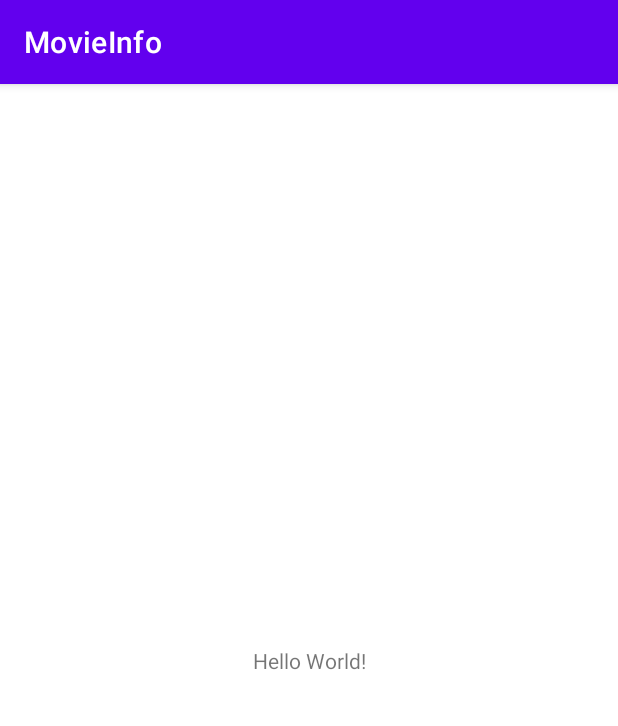
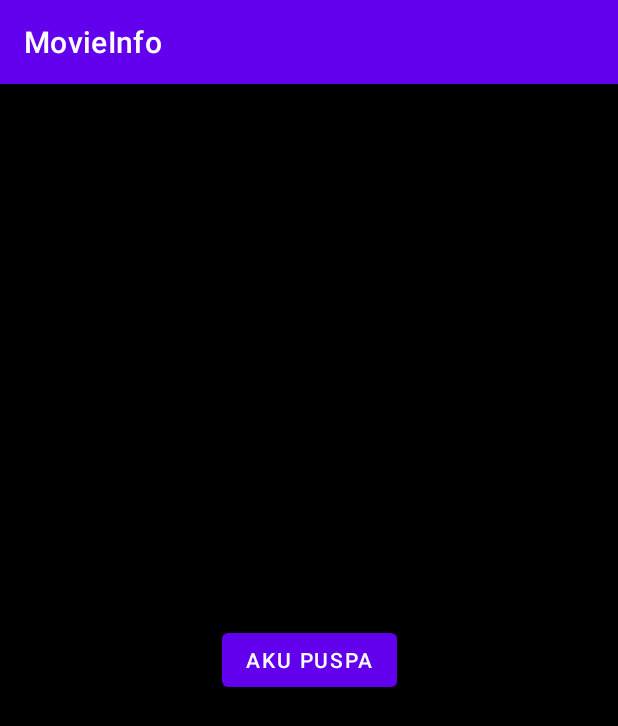
Before and after one commit to psparum/movie-info, an Android app: the screen it shows after launch (MainActivity), on a phone screen of 412 x 824 dp. Shown: the top 726 px of the screen. Run offline under Robolectric (Android 15) with nearby library versions, the phone set to English and light mode, and no system bars.

Commit message:
update background

```diff
--- a/app/src/main/res/layout/activity_main.xml
+++ b/app/src/main/res/layout/activity_main.xml
@@ -4,12 +4,13 @@
     xmlns:tools="http://schemas.android.com/tools"
     android:layout_width="match_parent"
     android:layout_height="match_parent"
+    android:background="@color/black"
     tools:context=".MainActivity">
 
-    <TextView
+    <Button
         android:layout_width="wrap_content"
         android:layout_height="wrap_content"
-        android:text="Hello World!"
+        android:text="aku puspa"
         app:layout_constraintBottom_toBottomOf="parent"
         app:layout_constraintLeft_toLeftOf="parent"
         app:layout_constraintRight_toRightOf="parent"
```
